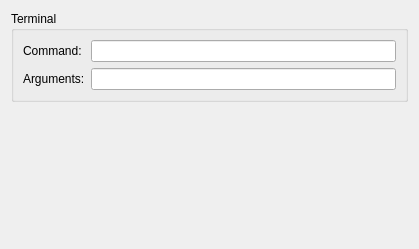
Above: liteidex/src/plugins/filebrowser/filebrowseroption.ui from seanxyh/liteide before the change. Below: the same form after it.
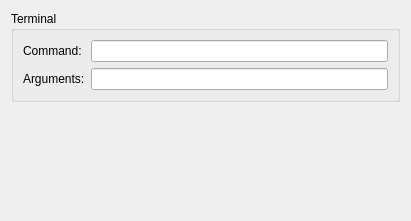
That is the form after the change.

Patch:
```diff
--- a/liteidex/src/plugins/filebrowser/filebrowseroption.ui
+++ b/liteidex/src/plugins/filebrowser/filebrowseroption.ui
@@ -6,8 +6,8 @@
    <rect>
     <x>0</x>
     <y>0</y>
-    <width>419</width>
-    <height>249</height>
+    <width>411</width>
+    <height>221</height>
    </rect>
   </property>
   <property name="windowTitle">
```
